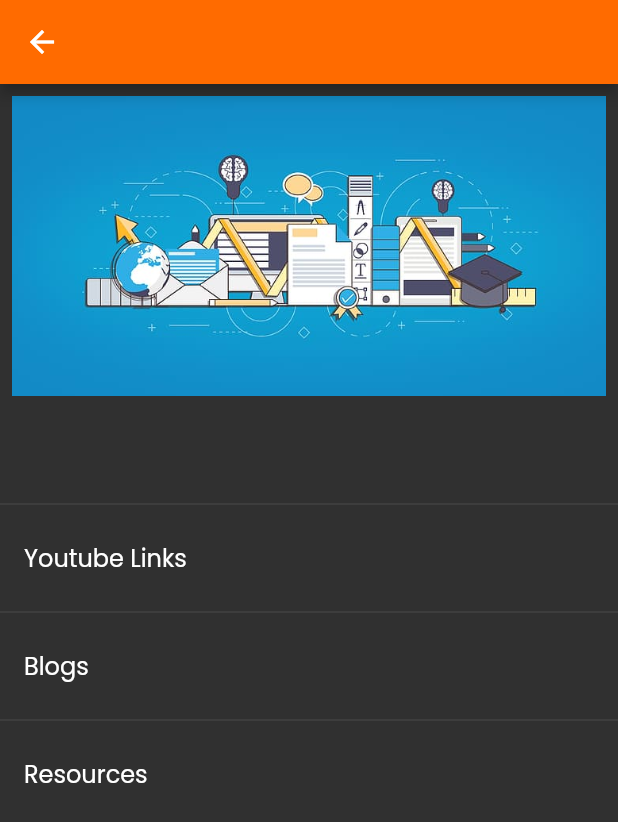
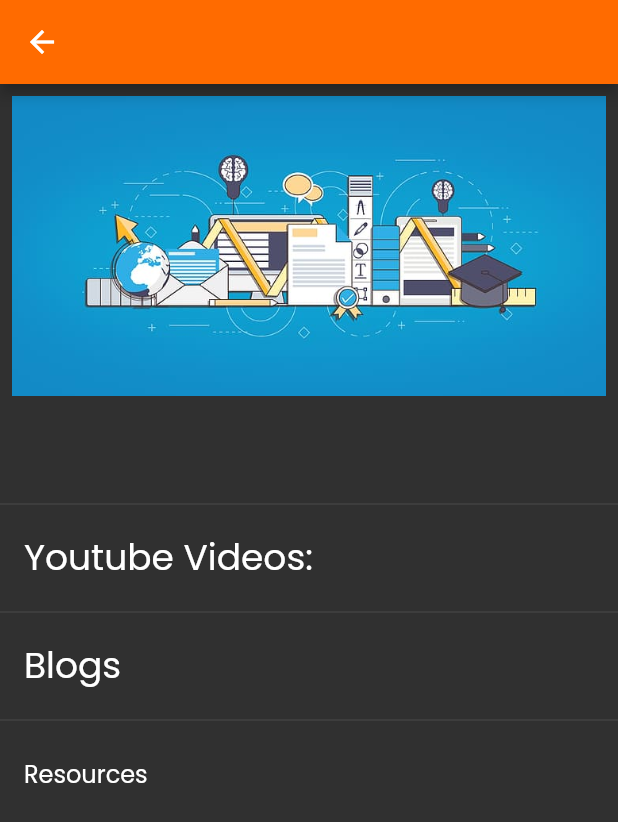
Before and after one commit to crpatil1901/i2c2_team_gurukul, a Flutter app: the CourseDetailsView screen opened directly with empty values, on a phone screen of 412 x 824 dp. Shown: the top 822 px of the screen. Run offline on Flutter 3.47's test engine with Material 2 defaults, Android fonts, the phone set to English and light mode, and no system bars; our stand-ins replace cloud_firestore, firebase_auth, firebase_core, flutter_chat_types, flutter_chat_ui, get and 1 more; missing offline and left inert: dart:html; accounts and stored records are empty; statements that could not run were skipped.

Commit message:
each course done

```diff
--- a/eyicFinalApp-soaham/eyic/lib/screens/perks.dart
+++ b/eyicFinalApp-soaham/eyic/garbage/perks.dart
@@ -3,7 +3,7 @@ import 'package:eyic/api/models/course_model.dart';
 import 'package:flutter/material.dart';
 import 'package:get/get.dart';
 
-import '../api/models/perks_model.dart';
+import 'perks_model.dart';
 
 class PerksView extends StatelessWidget {
   const PerksView({super.key});
--- a/eyicFinalApp-soaham/eyic/lib/screens/mentee/connections_page/connections_page.dart
+++ b/eyicFinalApp-soaham/eyic/lib/screens/mentee/connections_page/connections_page.dart
@@ -49,7 +49,7 @@ class ConnectionsPage extends StatelessWidget {
                                     context: context,
                                     builder: ((context) {
                                       return Container(
-                                        color: Colors.white,
+                                        color: Colors.transparent,
                                         child: MentorSelectionForm(),
                                       );
                                     }),
--- a/eyicFinalApp-soaham/eyic/lib/screens/mentee/courses_view/widgets/each_course.dart
+++ b/eyicFinalApp-soaham/eyic/lib/screens/mentee/courses_view/widgets/each_course.dart
@@ -55,13 +55,11 @@ class CourseDetailsView extends StatelessWidget {
               ),
             ),
             ListTile(
-              title: Text(
-                courseName,
-              ),
+              title: Text(courseName, style: TextStyle(fontSize: 32)),
             ),
             const Divider(),
             ListTile(
-              title: Text("Youtube Links"),
+              title: Text("Youtube Videos:", style: TextStyle(fontSize: 24)),
             ),
             FutureBuilder(
               future: _getYtLinks(),
@@ -96,7 +94,7 @@ class CourseDetailsView extends StatelessWidget {
             ),
             const Divider(),
             ListTile(
-              title: Text("Blogs"),
+              title: Text("Blogs", style: TextStyle(fontSize: 24)),
             ),
             FutureBuilder(
               future: _getBlogLinks(),
--- a/eyicFinalApp-soaham/eyic/pubspec.yaml
+++ b/eyicFinalApp-soaham/eyic/pubspec.yaml
@@ -68,7 +68,7 @@ flutter:
   # the material Icons class.
   uses-material-design: true
 
-  To add assets to your application, add an assets section, like this:
+  #To add assets to your application, add an assets section, like this:
   assets:
     - assets/coursesWallpaper.jpg
     #- images/a_dot_ham.jpeg
```
Also changed, not shown: eyicFinalApp-soaham/eyic/lib/main.dart (+18 -6 lines), eyicFinalApp-soaham/eyic/lib/screens/mentee/connections_page/widgets/mentor_selection_sheet.dart (+38 -17 lines), eyicFinalApp-soaham/eyic/lib/screens/mentee/home_view/mentee_home_view.dart (+13 -3 lines), eyicFinalApp-soaham/eyic/lib/screens/mentee/home_view/widgets/home_drawer.dart (+16 -16 lines), eyicFinalApp-soaham/eyic/garbage/perks_model.dart (renamed from eyicFinalApp-soaham/eyic/lib/api/models/perks_model.dart).
